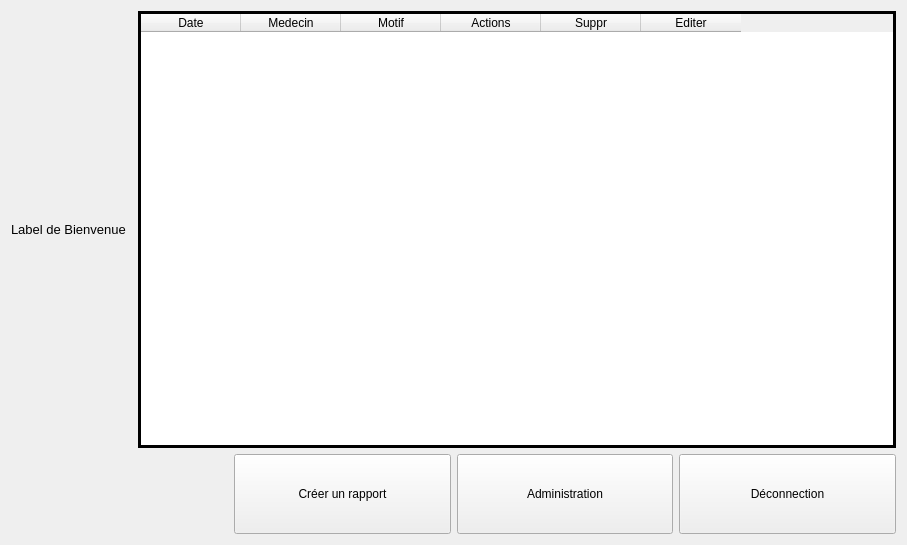
The window that front/ui/new_index.ui (FabioF9/GSB-AppliVisiteur) describes before a commit, drawn with Qt 5.
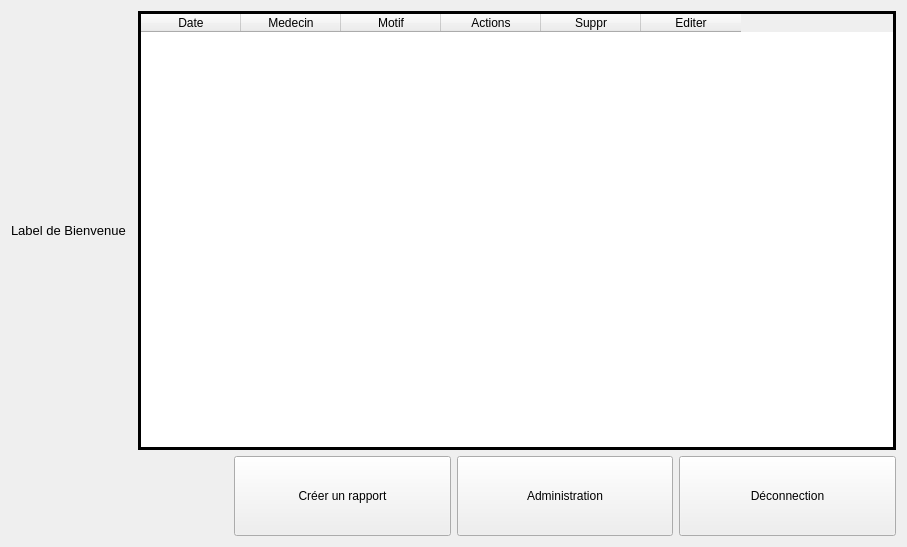
The same window after the commit. Icons and pictures are not drawn.

What changed in the file:
```diff
--- a/front/ui/new_index.ui
+++ b/front/ui/new_index.ui
@@ -7,7 +7,7 @@
     <x>0</x>
     <y>0</y>
     <width>907</width>
-    <height>545</height>
+    <height>547</height>
    </rect>
   </property>
   <property name="minimumSize">
```
